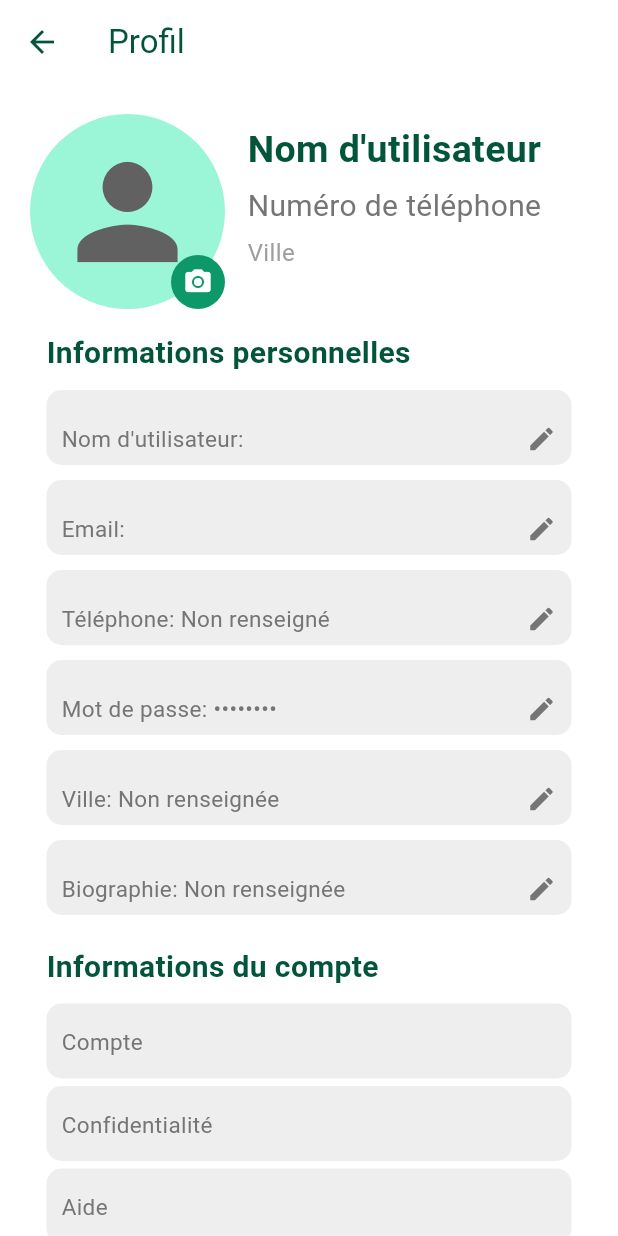
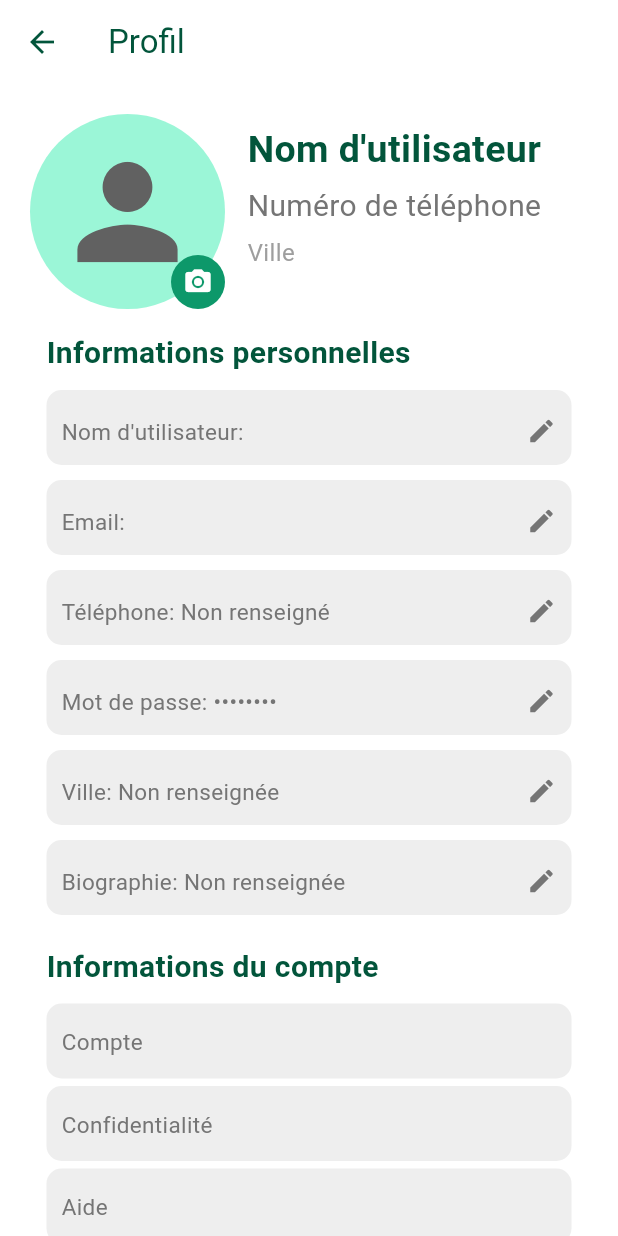
Before and after one commit to danie2minko/Immobiliar-cmr, a Flutter app: the screen it shows once a user with an empty profile is signed in, after a tap on the "person" icon, on a phone screen of 412 x 824 dp. Run offline on Flutter 3.47's test engine with Material 3 defaults, Android fonts, the phone set to English and light mode, and no system bars; our stand-ins replace carousel_slider, cloud_firestore, firebase_auth, firebase_core, firebase_storage, flutter_gemini and 2 more; missing offline and left inert: flutter_launcher_icons; accounts and stored records are empty; Roboto replaces fonts that are missing (Poppins).

Commit message:
modification1

```diff
--- /dev/null
+++ b/lib/components/caroussel_img.dart
@@ -0,0 +1,19 @@
+import 'package:flutter/material.dart';
+
+class CarousselImg extends StatelessWidget {
+  final String path;
+  const CarousselImg({super.key, required this.path});
+
+  @override
+  Widget build(BuildContext context) {
+    return Container(
+      height: 300,
+      width: double.infinity,
+      decoration: BoxDecoration(borderRadius: BorderRadius.circular(20), color: Colors.grey.shade200),
+      child: ClipRRect(
+        borderRadius: BorderRadiusGeometry.circular(20),
+        child: Image.asset(path, fit: BoxFit.cover,),
+      ),
+    );
+  }
+}
--- a/lib/models/products.dart
+++ b/lib/models/products.dart
@@ -8,7 +8,7 @@ class Products {
   final String ville;
   final String quartier;
   final String description;
-  final String? ownerId; // Ajout de l'ID du propriétaire
+  final String? ownerId;
   final String? ownerName;
   final String? ownerPhone;
   final String? ownerEmail;
@@ -22,7 +22,7 @@ class Products {
     required this.prix,
     required this.ville,
     required this.quartier,
-    this.ownerId, // Ajout au constructeur
+    this.ownerId,
     this.ownerName,
     this.ownerPhone,
     this.ownerEmail,
@@ -41,7 +41,7 @@ class Products {
       prix: (map['prix'] ?? 0).toDouble(),
       ville: map['ville'] ?? '',
       quartier: map['quartier'] ?? '',
-      ownerId: map['ownerId'], // Ajout depuis la map
+      ownerId: map['ownerId'],
       ownerName: map['ownerName'],
       ownerPhone: map['ownerPhone'],
       ownerEmail: map['ownerEmail'],
--- a/lib/pages/acceuil.dart
+++ b/lib/pages/acceuil.dart
@@ -1,4 +1,6 @@
+import 'package:carousel_slider/carousel_slider.dart';
 import 'package:flutter/material.dart';
+import 'package:immobiliakamer/components/caroussel_img.dart';
 import 'package:immobiliakamer/components/mydrawer.dart';
 import 'package:immobiliakamer/components/myproducttile.dart';
 import 'package:immobiliakamer/models/products.dart';
@@ -175,9 +177,26 @@ class _AcceuilState extends State<Acceuil> {
 
           const SizedBox(height: 8),
 
+
+          //ajouter un carroussel
+
+          Padding(
+            padding: const EdgeInsets.symmetric(horizontal: 20, vertical: 5),
+            child: CarouselSlider(
+              options: CarouselOptions(
+                viewportFraction: 1
+              ),
+              items: [
+                CarousselImg(path: 'assets/images/maison3.jpg'),
+                CarousselImg(path: 'assets/images/maison2.jpg'),
+                CarousselImg(path: 'assets/images/maison1.jpg'),
+              ],
+            ),
+          ),
+
           // Liste des produits
           SizedBox(
-            height: 450,
+            height: 390,
             child: StreamBuilder<List<Products>>(
               stream: _productService.getProductsStream(),
               builder: (context, snapshot) {
--- a/lib/pages/profil.dart
+++ b/lib/pages/profil.dart
@@ -317,7 +317,7 @@ class _ProfilState extends State<Profil> {
     return Container(
       height: 50,
       width: 350,
-      padding: const EdgeInsets.only(left: 10, top: 15, right: 10),
+      padding: const EdgeInsets.only(left: 10, top: 5, right: 10),
       decoration: BoxDecoration(
         color: Colors.grey.shade200,
         borderRadius: BorderRadius.circular(10),
--- a/lib/pages/splashcreen.dart
+++ b/lib/pages/splashcreen.dart
@@ -10,7 +10,7 @@ class SplashScreen extends StatefulWidget {
 class _SplashScreenState extends State<SplashScreen> {
   @override
   void initState() {
-    Future.delayed(const Duration(seconds: 4), () {
+    Future.delayed(const Duration(seconds: 1), () {
       if (!mounted) return;
       debugPrint('test ');
       Navigator.pushReplacementNamed(context, '/mainpage');
--- a/lib/services/product_service.dart
+++ b/lib/services/product_service.dart
@@ -67,7 +67,8 @@ class ProductService {
         'ownerName': ownerName,
         'ownerPhone': ownerPhone,
         'ownerEmail': ownerEmail,
-        'imageUrl': imageUrl, // Peut être null
+        'imageUrl': imageUrl,
+        'cniImageUrl': imageUrl1,
         'createdAt': FieldValue.serverTimestamp(), // Utilise l'heure du serveur
       };
       print('🟢 Produit à stocker: \n$productData');
--- a/pubspec.yaml
+++ b/pubspec.yaml
@@ -42,6 +42,7 @@ dependencies:
   firebase_storage: ^12.3.2
   image_picker: ^1.0.4
   flutter_launcher_icons: "^0.14.4"
+  carousel_slider: ^5.1.1
 
 
 
```
Also changed, not shown: lib/components/myproducttile.dart (+11 -11 lines), lib/components/small_product.dart (added, +199 -0 lines), lib/pages/acheter.dart (+13 -9 lines), lib/pages/partage.dart (+7 -7 lines), lib/pages/profil_new.dart (+4 -4 lines), assets/images/maison1.jpg (added), pubspec.lock, 2 other files.
